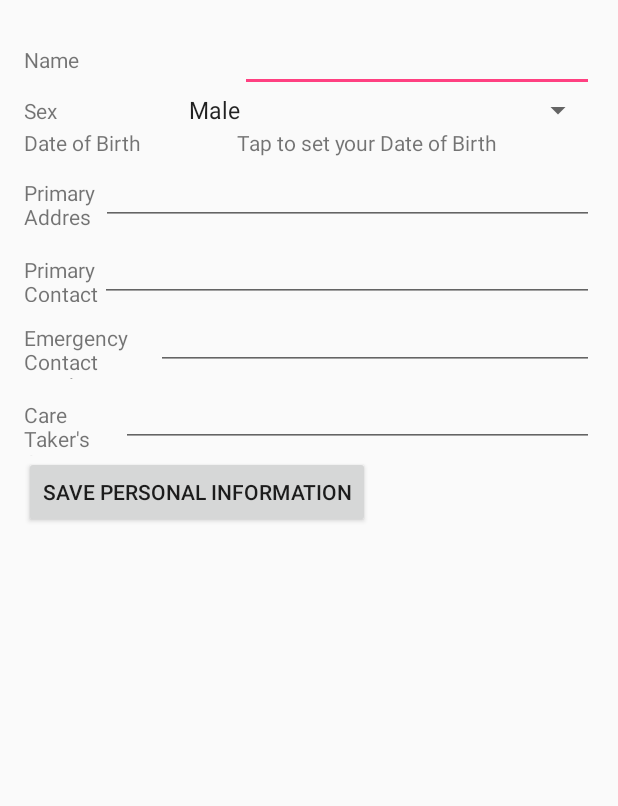
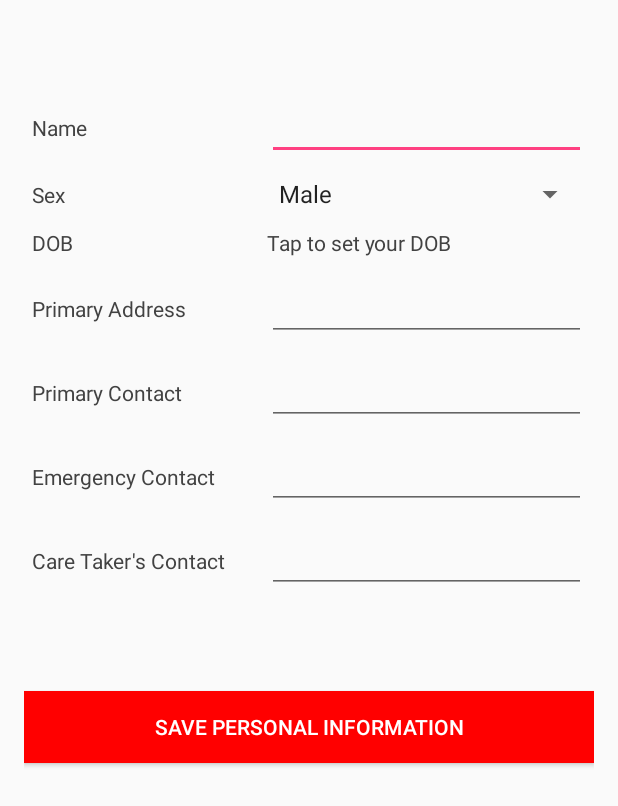
Before and after one commit to prernanain27/HealthAssistant, an Android app: the layout activity_fragment1.xml on its own in the app's theme, with its tools: preview values and no code run, on a phone screen of 412 x 824 dp. Shown: the top 806 px of the screen. Run offline under Robolectric (Android 15) with nearby library versions, the phone set to English and light mode, and no system bars.

Commit message:
New images added

```diff
--- a/app/src/main/res/layout/activity_fragment1.xml
+++ b/app/src/main/res/layout/activity_fragment1.xml
@@ -10,39 +10,58 @@
     android:paddingTop="@dimen/activity_vertical_margin"
     tools:context="example.healthassistant.PersonalInformation"
     android:orientation="vertical">
+<LinearLayout
+    android:layout_width="match_parent"
+    android:layout_height="wrap_content"
+    android:orientation="vertical"
+    android:layout_gravity="center"
+    android:layout_marginTop="40dp">
+
+
     <LinearLayout
         android:layout_width="match_parent"
         android:layout_height="wrap_content"
-        android:orientation="horizontal">
+        android:orientation="horizontal"
+        android:padding="5dp">
 
         <TextView
-            android:layout_width="wrap_content"
+            android:layout_width="300dp"
             android:layout_height="wrap_content"
+            android:layout_weight="1"
+            android:paddingRight="10dp"
             android:text="Name"
-            android:layout_weight="1"/>
+            android:textColor="@color/cardview_dark_background"/>
+
         <EditText
-            android:layout_width="wrap_content"
+            android:id="@+id/name"
+            android:layout_width="500dp"
             android:layout_height="wrap_content"
             android:layout_weight="2"
-            android:id="@+id/name"/>
+            android:textColor="@color/cardview_dark_background"/>
     </LinearLayout>
 
     <LinearLayout
         android:layout_width="match_parent"
         android:layout_height="wrap_content"
-        android:orientation="horizontal">
+        android:orientation="horizontal"
+        android:padding="5dp"
+        android:textColor="@color/cardview_dark_background">
 
         <TextView
-            android:layout_width="wrap_content"
+            android:layout_width="300dp"
             android:layout_height="wrap_content"
             android:text="Sex"
-            android:layout_weight="1"/>
+            android:layout_weight="1"
+            android:paddingRight="10dp"
+            android:textColor="@color/cardview_dark_background"/>
         <Spinner
-            android:layout_width="wrap_content"
+            android:layout_width="500dp"
             android:layout_height="wrap_content"
             android:entries="@array/Sex"
             android:layout_weight="2"
-            android:id="@+id/spinnerSex"></Spinner>
+            android:gravity="center_horizontal"
+            android:id="@+id/spinnerSex"
+            android:textColor="@color/cardview_dark_background"></Spinner>
 
 
 
@@ -50,101 +69,131 @@
     <LinearLayout
         android:layout_width="match_parent"
         android:layout_height="wrap_content"
-        android:orientation="horizontal">
+        android:orientation="horizontal"
+        android:padding="5dp">
 
         <TextView
-            android:layout_width="wrap_content"
+            android:layout_width="300dp"
             android:layout_height="wrap_content"
-            android:text="Date of Birth"
-            android:layout_weight="1"/>
+            android:text="DOB"
+            android:layout_weight="1"
+            android:paddingRight="10dp"
+            android:textColor="@color/cardview_dark_background"/>
         <TextView
-            android:layout_width="wrap_content"
+            android:layout_width="500dp"
             android:layout_height="wrap_content"
-            android:text="Tap to set your Date of Birth"
+            android:text="Tap to set your DOB"
             android:id="@+id/dob"
-            android:layout_weight="1"
+            android:layout_weight="2"
+            android:paddingRight="10dp"
+            android:textColor="@color/cardview_dark_background"
             />
     </LinearLayout>
     <LinearLayout
         android:layout_width="match_parent"
         android:layout_height="wrap_content"
-        android:orientation="horizontal">
+        android:orientation="horizontal"
+        android:padding="5dp">
 
         <TextView
-            android:layout_width="wrap_content"
+            android:layout_width="300dp"
             android:layout_height="wrap_content"
             android:text="Primary Address"
-            android:layout_weight="1"/>
+            android:layout_weight="1"
+            android:paddingRight="10dp"
+            android:textColor="@color/cardview_dark_background"/>
 
         <EditText
-            android:layout_width="match_parent"
+            android:layout_width="500dp"
             android:layout_height="wrap_content"
             android:inputType="textPostalAddress"
             android:ems="10"
             android:id="@+id/address"
-            android:layout_weight="1"/>
+            android:layout_weight="2"
+            android:paddingRight="10dp"
+            android:textColor="@color/cardview_dark_background"/>
     </LinearLayout>
     <LinearLayout
         android:layout_width="match_parent"
         android:layout_height="wrap_content"
-        android:orientation="horizontal">
+        android:orientation="horizontal"
+        android:padding="5dp">
 
         <TextView
-            android:layout_width="wrap_content"
+            android:layout_width="300dp"
             android:layout_height="wrap_content"
             android:text="Primary Contact"
-            android:layout_weight="1"/>
+            android:layout_weight="1"
+            android:paddingRight="10dp"
+            android:textColor="@color/cardview_dark_background"/>
 
 
         <EditText
-            android:layout_width="match_parent"
+            android:layout_width="500dp"
             android:layout_height="wrap_content"
             android:inputType="phone"
             android:ems="10"
             android:id="@+id/primaryContact"
-            android:layout_weight="1"/>
+            android:layout_weight="2"
+            android:paddingRight="10dp"
+            android:textColor="@color/cardview_dark_background"/>
     </LinearLayout>
     <LinearLayout
         android:layout_width="match_parent"
         android:layout_height="wrap_content"
-        android:orientation="horizontal">
+        android:orientation="horizontal"
+        android:padding="5dp">
 
         <TextView
-            android:layout_width="wrap_content"
+            android:layout_width="300dp"
             android:layout_height="wrap_content"
-            android:text="Emergency Contact Number"
-            android:layout_weight="1"/>
+            android:text="Emergency Contact"
+            android:layout_weight="1"
+            android:paddingRight="10dp"
+            android:textColor="@color/cardview_dark_background"/>
         <EditText
-            android:layout_width="match_parent"
+            android:layout_width="500dp"
             android:layout_height="wrap_content"
             android:inputType="phone"
             android:ems="10"
             android:id="@+id/emergencyContact"
-            android:layout_weight="1"/>
+            android:layout_weight="2"
+            android:paddingRight="10dp"
+            android:textColor="@color/cardview_dark_background"/>
     </LinearLayout>
     <LinearLayout
         android:layout_width="match_parent"
         android:layout_height="wrap_content"
-        android:orientation="horizontal">
+        android:orientation="horizontal"
+        android:padding="5dp">
 
         <TextView
-            android:layout_width="wrap_content"
+            android:layout_width="300dp"
             android:layout_height="wrap_content"
             android:text="Care Taker's Contact"
-            android:layout_weight="1"/>
+            android:layout_weight="1"
+            android:paddingRight="10dp"
+            android:textColor="@color/cardview_dark_background"/>
 
         <EditText
-            android:layout_width="match_parent"
+            android:layout_width="500dp"
             android:layout_height="wrap_content"
             android:inputType="phone"
             android:ems="10"
             android:id="@+id/caretakerContact"
-            android:layout_weight="1"/>
+            android:layout_weight="2"
+            android:paddingRight="10dp"
+            android:textColor="@color/cardview_dark_background"/>
     </LinearLayout>
+</LinearLayout>
     <Button
-        android:layout_width="wrap_content"
+        android:layout_width="match_parent"
         android:layout_height="wrap_content"
         android:id="@+id/save"
-        android:text="Save Personal Information"/>
+        android:text="Save Personal Information"
+        android:background="#ff0000"
+        android:textColor="@color/cardview_light_background"
+        android:layout_gravity="bottom"
+        android:layout_marginTop="60dp"/>
 
 </LinearLayout>
```
